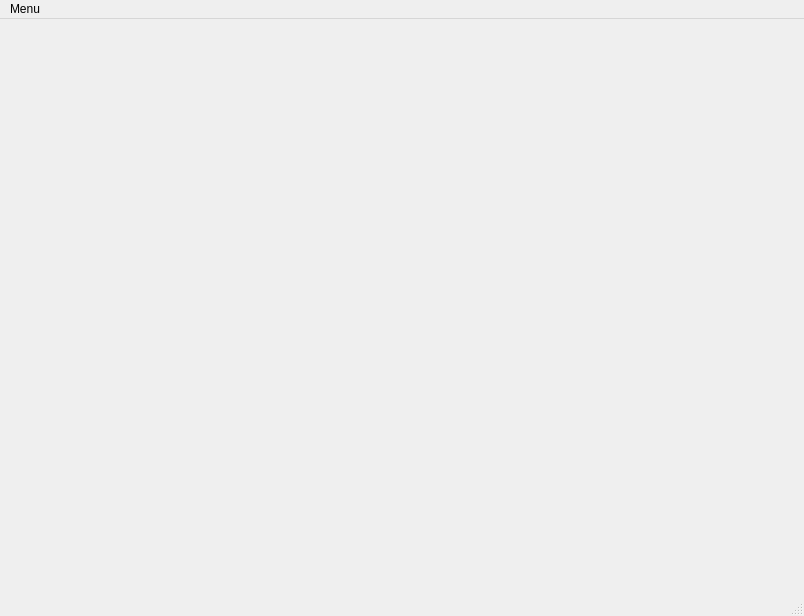
Old version of the form mainwindow.ui in the repository GregoryKoz/pk4Proj.
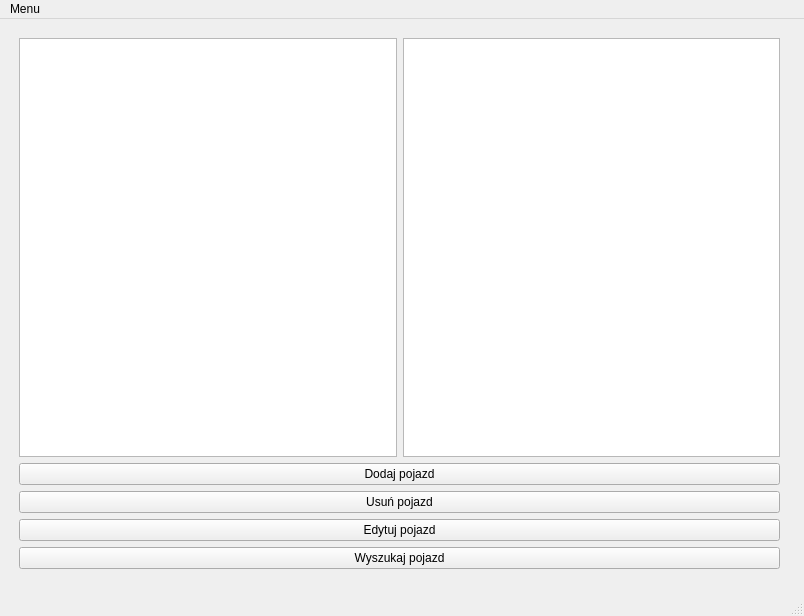
New version of the form. The open tabs and pages were chosen to show the change. Icons and pictures are not drawn.

```diff
--- a/mainwindow.ui
+++ b/mainwindow.ui
@@ -14,6 +14,9 @@
    <string>MainWindow</string>
   </property>
   <widget class="QWidget" name="centralwidget">
+   <property name="styleSheet">
+    <string notr="true"/>
+   </property>
    <layout class="QHBoxLayout" name="horizontalLayout">
     <item>
      <widget class="QStackedWidget" name="stackedWidget">
@@ -55,8 +58,32 @@
           <item row="0" column="0">
            <widget class="QListWidget" name="listWidgetKlienci"/>
           </item>
-          <item row="5" column="0">
-           <widget class="QPushButton" name="pushButton_4">
+          <item row="0" column="1">
+           <widget class="QTableWidget" name="tableWidgetKlienci"/>
+          </item>
+          <item row="1" column="0" colspan="2">
+           <widget class="QPushButton" name="btnDodajKlienta">
+            <property name="text">
+             <string>Dodaj Klient</string>
+            </property>
+           </widget>
+          </item>
+          <item row="2" column="0" colspan="2">
+           <widget class="QPushButton" name="btnUsunKlienta">
+            <property name="text">
+             <string>Usun Klienta</string>
+            </property>
+           </widget>
+          </item>
+          <item row="4" column="0" colspan="2">
+           <widget class="QPushButton" name="btnEdytujKlienta">
+            <property name="text">
+             <string>Edytuj klienta</string>
+            </property>
+           </widget>
+          </item>
+          <item row="5" column="0" colspan="2">
+           <widget class="QPushButton" name="btnWyszukaj">
             <property name="text">
              <string>Wyszukaj klienta</string>
             </property>
@@ -66,7 +93,54 @@
         </item>
        </layout>
       </widget>
-      <widget class="QWidget" name="pagePojazdy"/>
+      <widget class="QWidget" name="pagePojazdy">
+       <widget class="QWidget" name="gridLayoutWidget">
+        <property name="geometry">
+         <rect>
+          <x>10</x>
+          <y>10</y>
+          <width>761</width>
+          <height>531</height>
+         </rect>
+        </property>
+        <layout class="QGridLayout" name="gridLayout_2">
+         <item row="0" column="1">
+          <widget class="QTableWidget" name="tableWidget"/>
+         </item>
+         <item row="0" column="0">
+          <widget class="QListWidget" name="listWidgetPojazdy"/>
+         </item>
+         <item row="1" column="0" colspan="2">
+          <widget class="QPushButton" name="btnDodajPojazd">
+           <property name="text">
+            <string>Dodaj pojazd</string>
+           </property>
+          </widget>
+         </item>
+         <item row="2" column="0" colspan="2">
+          <widget class="QPushButton" name="btnUsunPojazd">
+           <property name="text">
+            <string>Usuń pojazd</string>
+           </property>
+          </widget>
+         </item>
+         <item row="3" column="0" colspan="2">
+          <widget class="QPushButton" name="pushButton_3">
+           <property name="text">
+            <string>Edytuj pojazd</string>
+           </property>
+          </widget>
+         </item>
+         <item row="4" column="0" colspan="2">
+          <widget class="QPushButton" name="pushButton_4">
+           <property name="text">
+            <string>Wyszukaj pojazd</string>
+           </property>
+          </widget>
+         </item>
+        </layout>
+       </widget>
+      </widget>
       <widget class="QWidget" name="pageSprzedaz"/>
       <widget class="QWidget" name="pageRaporty"/>
       <widget class="QWidget" name="pageSerwis"/>
```
Left out of the diff: 69 changed lines with no effect on the pictures.
